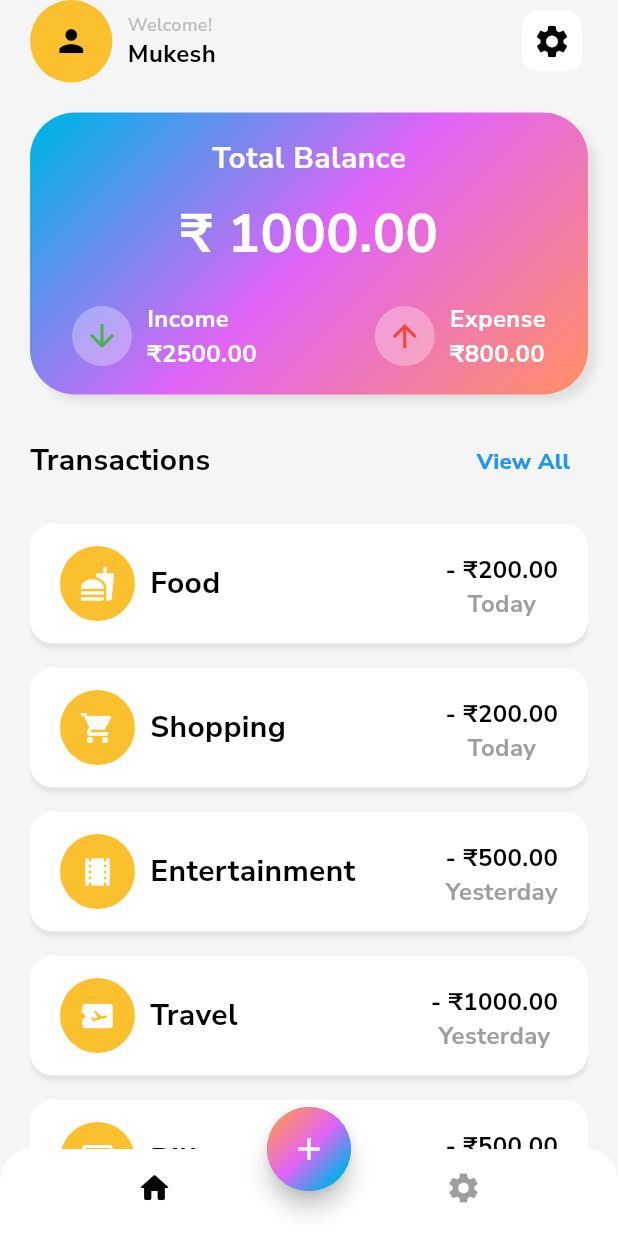
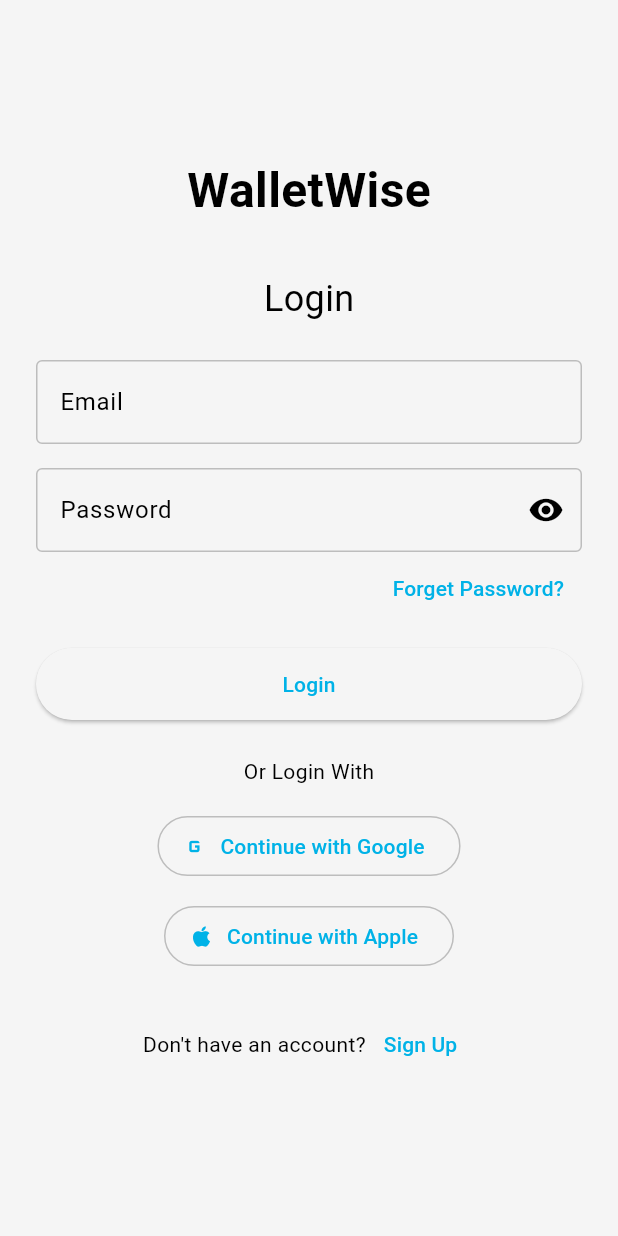
Before and after one commit to Mukesh865/WalletWise, a Flutter app: the screen it shows after launch, on a phone screen of 412 x 824 dp. Run offline on Flutter 3.47's test engine with Material 3 defaults, Android fonts, the phone set to English and light mode, and no system bars; our stand-ins replace bloc, cloud_firestore, equatable, firebase_auth, firebase_core, fl_chart and 3 more; accounts and stored records are empty.

Commit message:
working on logon screen

```diff
--- a/lib/app_view.dart
+++ b/lib/app_view.dart
@@ -1,5 +1,6 @@
 import 'package:expense_tracker_app/screen/home_screen/pages/home_screen.dart';
 import 'package:expense_repository/expense_repository.dart';
+import 'package:expense_tracker_app/screen/login_screen/pages/login_screen.dart';
 import 'package:flutter/material.dart';
 import 'package:flutter_bloc/flutter_bloc.dart';
 
@@ -23,7 +24,7 @@ class MyAppView extends StatelessWidget{
               outline: Colors.grey.shade400,
                 )
         ),
-        home: const HomeScreen(),
+        home: const LoginForm(),
       ),
     );
   }
--- /dev/null
+++ b/lib/screen/login_screen/blocs/login_bloc.dart
@@ -0,0 +1,30 @@
+import 'package:flutter_bloc/flutter_bloc.dart';
+import 'login_event.dart';
+import 'login_state.dart';
+
+class LoginBloc extends Bloc<LoginEvent, LoginState> {
+  LoginBloc() : super(const LoginState()) {
+    on<EmailChanged>((event, emit) {
+      emit(state.copyWith(email: event.email));
+    });
+
+    on<PasswordChanged>((event, emit) {
+      emit(state.copyWith(password: event.password));
+    });
+
+    on<TogglePasswordVisibility>((event, emit) {
+      emit(state.copyWith(showPassword: !state.showPassword));
+    });
+
+    on<LoginSubmitted>((event, emit) async {
+      emit(state.copyWith(status: LoginStatus.loading));
+      await Future.delayed(const Duration(seconds: 2)); // fake API call
+
+      if (state.email == "test@gmail.com" && state.password == "123456") {
+        emit(state.copyWith(status: LoginStatus.success));
+      } else {
+        emit(state.copyWith(status: LoginStatus.failure));
+      }
+    });
+  }
+}
--- /dev/null
+++ b/lib/screen/login_screen/blocs/login_event.dart
@@ -0,0 +1,26 @@
+import 'package:equatable/equatable.dart';
+
+abstract class LoginEvent extends Equatable {
+  @override
+  List<Object?> get props => [];
+}
+
+class EmailChanged extends LoginEvent {
+  final String email;
+  EmailChanged(this.email);
+
+  @override
+  List<Object?> get props => [email];
+}
+
+class PasswordChanged extends LoginEvent {
+  final String password;
+  PasswordChanged(this.password);
+
+  @override
+  List<Object?> get props => [password];
+}
+
+class TogglePasswordVisibility extends LoginEvent {}
+
+class LoginSubmitted extends LoginEvent {}
--- /dev/null
+++ b/lib/screen/login_screen/blocs/login_state.dart
@@ -0,0 +1,34 @@
+import 'package:equatable/equatable.dart';
+
+enum LoginStatus { initial, loading, success, failure }
+
+class LoginState extends Equatable {
+  final String email;
+  final String password;
+  final bool showPassword;
+  final LoginStatus status;
+
+  const LoginState({
+    this.email = '',
+    this.password = '',
+    this.showPassword = false,
+    this.status = LoginStatus.initial,
+  });
+
+  LoginState copyWith({
+    String? email,
+    String? password,
+    bool? showPassword,
+    LoginStatus? status,
+  }) {
+    return LoginState(
+      email: email ?? this.email,
+      password: password ?? this.password,
+      showPassword: showPassword ?? this.showPassword,
+      status: status ?? this.status,
+    );
+  }
+
+  @override
+  List<Object?> get props => [email, password, showPassword, status];
+}
--- /dev/null
+++ b/lib/screen/login_screen/pages/login_screen.dart
@@ -0,0 +1,141 @@
+import 'package:flutter/material.dart';
+import 'package:flutter_bloc/flutter_bloc.dart';
+import '../blocs/login_bloc.dart';
+import '../blocs/login_event.dart';
+import '../blocs/login_state.dart';
+
+class LoginForm extends StatelessWidget {
+  const LoginForm({super.key});
+
+  @override
+  Widget build(BuildContext context) {
+    return BlocProvider(
+      create: (_) => LoginBloc(),
+      child: Scaffold(
+        body: Center(
+          child: SingleChildScrollView(
+            padding: const EdgeInsets.all(24),
+            child: BlocConsumer<LoginBloc, LoginState>(
+              listener: (context, state) {
+                if (state.status == LoginStatus.success) {
+                  ScaffoldMessenger.of(context).showSnackBar(
+                    const SnackBar(content: Text("Login Successful ✅")),
+                  );
+                } else if (state.status == LoginStatus.failure) {
+                  ScaffoldMessenger.of(context).showSnackBar(
+                    const SnackBar(content: Text("Invalid Credentials ❌")),
+                  );
+                }
+              },
+              builder: (context, state) {
+                final bloc = context.read<LoginBloc>();
+
+                return Column(
+                  mainAxisSize: MainAxisSize.min,
+                  children: [
+                    const Text(
+                      "WalletWise",
+                      style: TextStyle(
+                        fontSize: 32,
+                        fontWeight: FontWeight.bold,
+                      ),
+                    ),
+                    const SizedBox(height: 32),
+
+                    const Text("Login", style: TextStyle(fontSize: 24)),
+
+                    const SizedBox(height: 24),
+
+                    // Email
+                    TextField(
+                      onChanged: (value) =>
+                          bloc.add(EmailChanged(value)),
+                      decoration: const InputDecoration(
+                        labelText: "Email",
+                        border: OutlineInputBorder(),
+                      ),
+                    ),
+                    const SizedBox(height: 16),
+
+                    // Password
+                    TextField(
+                      onChanged: (value) =>
+                          bloc.add(PasswordChanged(value)),
+                      obscureText: !state.showPassword,
+                      decoration: InputDecoration(
+                        labelText: "Password",
+                        border: const OutlineInputBorder(),
+                        suffixIcon: IconButton(
+                          icon: Icon(state.showPassword
+                              ? Icons.visibility_off
+                              : Icons.visibility),
+                          onPressed: () =>
+                              bloc.add(TogglePasswordVisibility()),
+                        ),
+                      ),
+                    ),
+
+                    Align(
+                      alignment: Alignment.centerRight,
+                      child: TextButton(
+                        onPressed: () {},
+                        child: const Text("Forget Password?"),
+                      ),
+                    ),
+
+                    const SizedBox(height: 16),
+
+                    // Login Button
+                    SizedBox(
+                      width: double.infinity,
+                      height: 48,
+                      child: ElevatedButton(
+                        onPressed: state.status == LoginStatus.loading
+                            ? null
+                            : () => bloc.add(LoginSubmitted()),
+                        child: state.status == LoginStatus.loading
+                            ? const CircularProgressIndicator(
+                          color: Colors.white,
+                        )
+                            : const Text("Login"),
+                      ),
+                    ),
+
+                    const SizedBox(height: 24),
+
+                    const Text("Or Login With"),
+                    const SizedBox(height: 16),
+
+                    OutlinedButton.icon(
+                      onPressed: () {},
+                      icon: const Icon(Icons.g_mobiledata),
+                      label: const Text("Continue with Google"),
+                    ),
+                    const SizedBox(height: 12),
+                    OutlinedButton.icon(
+                      onPressed: () {},
+                      icon: const Icon(Icons.apple),
+                      label: const Text("Continue with Apple"),
+                    ),
+
+                    const SizedBox(height: 24),
+                    Row(
+                      mainAxisAlignment: MainAxisAlignment.center,
+                      children: [
+                        const Text("Don't have an account?"),
+                        TextButton(
+                          onPressed: () {},
+                          child: const Text("Sign Up"),
+                        ),
+                      ],
+                    )
+                  ],
+                );
+              },
+            ),
+          ),
+        ),
+      ),
+    );
+  }
+}
```
